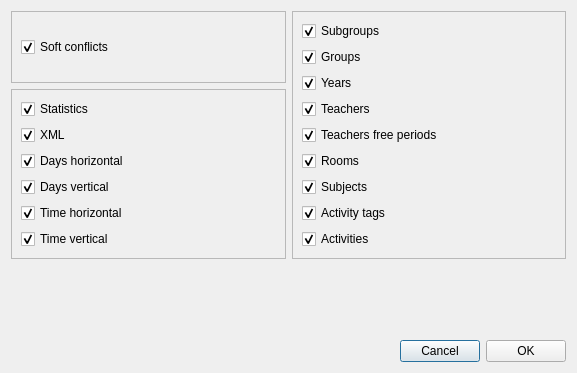
This is fet/src/interface/timetablestowriteondiskform_template.ui in vonmecheln/fet as Qt 5 draws it before an edit. The edited form follows.
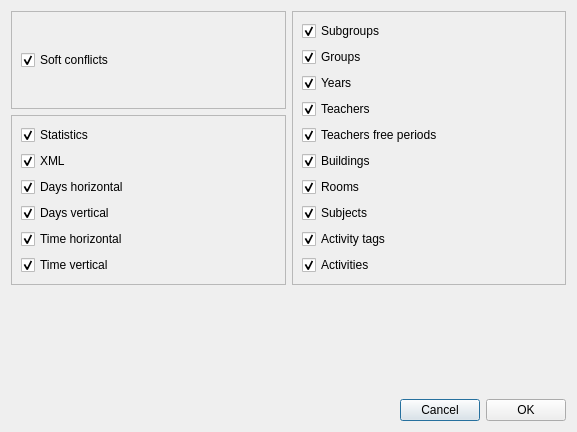
This is the edited form.

```diff
--- a/fet/src/interface/timetablestowriteondiskform_template.ui
+++ b/fet/src/interface/timetablestowriteondiskform_template.ui
@@ -7,7 +7,7 @@
     <x>0</x>
     <y>0</y>
     <width>577</width>
-    <height>373</height>
+    <height>432</height>
    </rect>
   </property>
   <property name="windowTitle">
@@ -57,20 +57,30 @@
           </property>
          </widget>
         </item>
-        <item row="1" column="0">
-         <widget class="QCheckBox" name="groupsCheckBox">
+        <item row="7" column="0">
+         <widget class="QCheckBox" name="subjectsCheckBox">
           <property name="text">
-           <string>Groups</string>
+           <string>Subjects</string>
           </property>
           <property name="checked">
            <bool>true</bool>
           </property>
          </widget>
         </item>
-        <item row="2" column="0">
-         <widget class="QCheckBox" name="yearsCheckBox">
+        <item row="8" column="0">
+         <widget class="QCheckBox" name="activityTagsCheckBox">
           <property name="text">
-           <string>Years</string>
+           <string>Activity tags</string>
+          </property>
+          <property name="checked">
+           <bool>true</bool>
+          </property>
+         </widget>
+        </item>
+        <item row="9" column="0">
+         <widget class="QCheckBox" name="activitiesCheckBox">
+          <property name="text">
+           <string>Activities</string>
           </property>
           <property name="checked">
            <bool>true</bool>
@@ -87,6 +97,26 @@
           </property>
          </widget>
         </item>
+        <item row="1" column="0">
+         <widget class="QCheckBox" name="groupsCheckBox">
+          <property name="text">
+           <string>Groups</string>
+          </property>
+          <property name="checked">
+           <bool>true</bool>
+          </property>
+         </widget>
+        </item>
+        <item row="6" column="0">
+         <widget class="QCheckBox" name="roomsCheckBox">
+          <property name="text">
+           <string>Rooms</string>
+          </property>
+          <property name="checked">
+           <bool>true</bool>
+          </property>
+         </widget>
+        </item>
         <item row="4" column="0">
          <widget class="QCheckBox" name="teachersFreePeriodsCheckBox">
           <property name="text">
@@ -97,40 +127,20 @@
           </property>
          </widget>
         </item>
+        <item row="2" column="0">
+         <widget class="QCheckBox" name="yearsCheckBox">
+          <property name="text">
+           <string>Years</string>
+          </property>
+          <property name="checked">
+           <bool>true</bool>
+          </property>
+         </widget>
+        </item>
         <item row="5" column="0">
-         <widget class="QCheckBox" name="roomsCheckBox">
+         <widget class="QCheckBox" name="buildingsCheckBox">
           <property name="text">
-           <string>Rooms</string>
-          </property>
-          <property name="checked">
-           <bool>true</bool>
-          </property>
-         </widget>
-        </item>
-        <item row="6" column="0">
-         <widget class="QCheckBox" name="subjectsCheckBox">
-          <property name="text">
-           <string>Subjects</string>
-          </property>
-          <property name="checked">
-           <bool>true</bool>
-          </property>
-         </widget>
-        </item>
-        <item row="8" column="0">
-         <widget class="QCheckBox" name="activitiesCheckBox">
-          <property name="text">
-           <string>Activities</string>
-          </property>
-          <property name="checked">
-           <bool>true</bool>
-          </property>
-         </widget>
-        </item>
-        <item row="7" column="0">
-         <widget class="QCheckBox" name="activityTagsCheckBox">
-          <property name="text">
-           <string>Activity tags</string>
+           <string>Buildings</string>
           </property>
           <property name="checked">
            <bool>true</bool>
```
